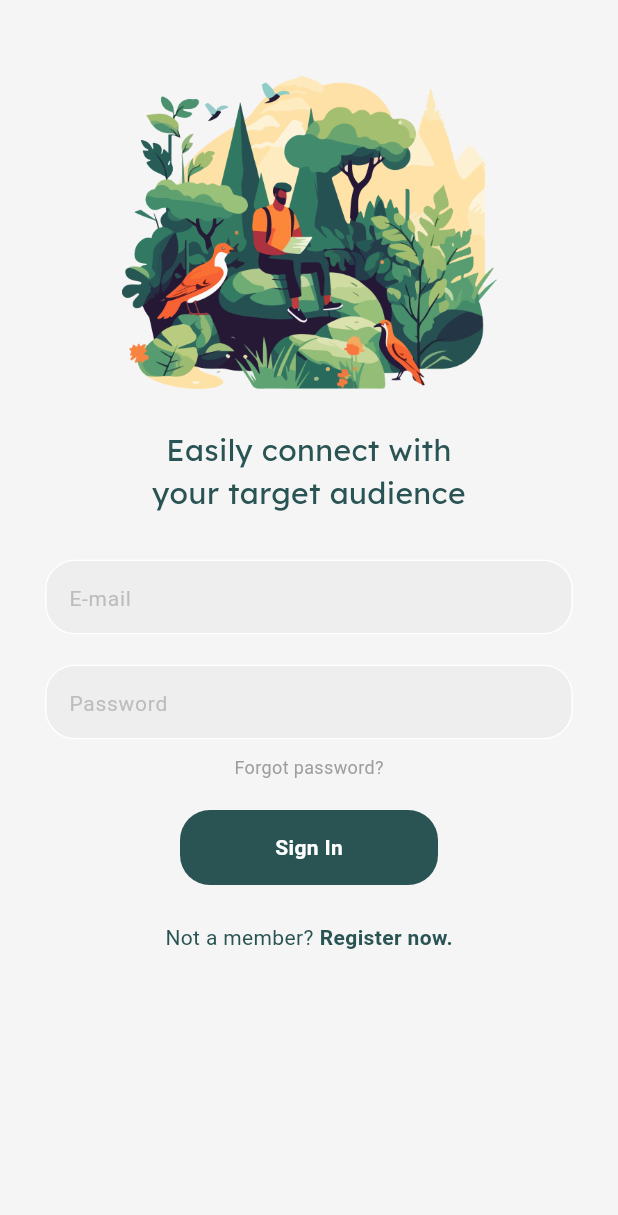
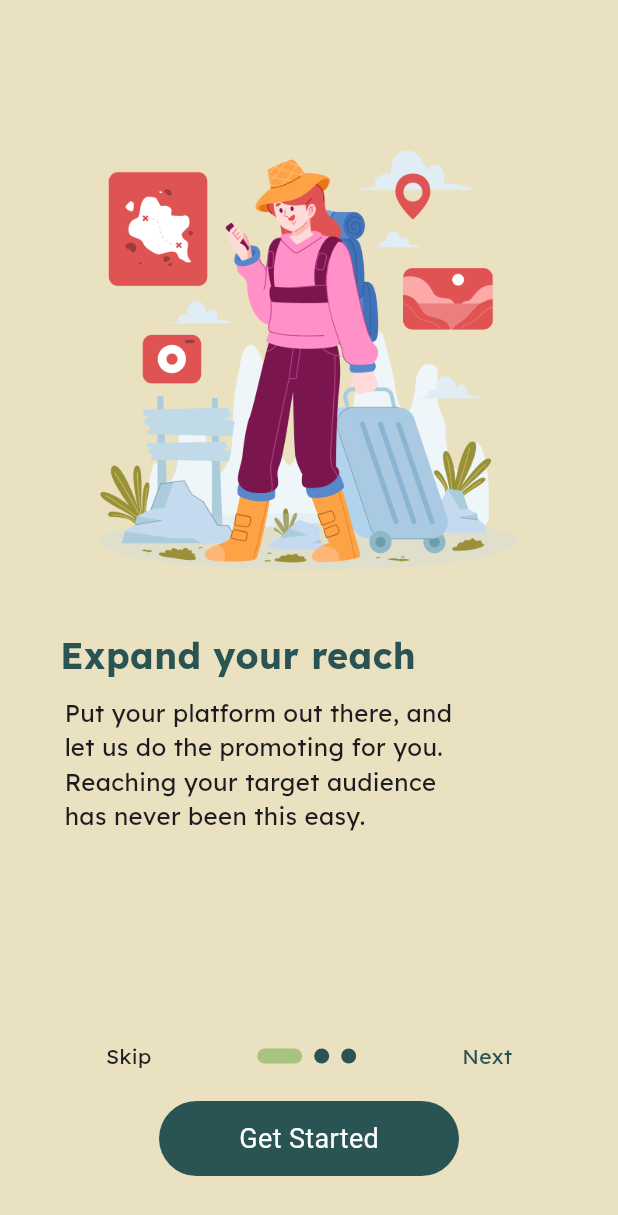
Before and after one commit to ohshuzanne/KitaJom_Vendor, a Flutter app: the screen it shows after launch, on a phone screen of 412 x 824 dp. Shown: the top 1215 px of the screen. Run offline on Flutter 3.47's test engine with Material 3 defaults, Android fonts, the phone set to English and light mode, and no system bars; drawn by our look-alikes of smooth_page_indicator; our stand-ins replace firebase_auth, firebase_core; accounts and stored records are empty.

Commit message:
-added onboarding pages

```diff
--- a/lib/main.dart
+++ b/lib/main.dart
@@ -1,7 +1,7 @@
 import 'package:flutter/material.dart';
-import 'package:kitajomvendor/pages/auth_page.dart';
 import 'package:firebase_core/firebase_core.dart';
 import 'firebase_options.dart';
+import 'package:kitajomvendor/pages/onboarding_page.dart';
 
 void main() async {
   WidgetsFlutterBinding.ensureInitialized();
@@ -18,7 +18,7 @@ class MyApp extends StatelessWidget {
   Widget build(BuildContext context) {
     return const MaterialApp(
       debugShowCheckedModeBanner: false,
-      home: AuthPage(),
+      home: OnboardingPage(),
     );
   }
 }
--- /dev/null
+++ b/lib/onboarding_pages/onboarding_page_1.dart
@@ -0,0 +1,78 @@
+import 'package:flutter/material.dart';
+import 'package:kitajomvendor/utils/colors.dart';
+
+class OnboardingPage1 extends StatelessWidget {
+  @override
+  Widget build(BuildContext context) {
+    return Scaffold(
+      backgroundColor: yellowGrey,
+      body: SafeArea(
+        child: Column(
+          mainAxisAlignment: MainAxisAlignment.start,
+          children: [
+            const SizedBox(height: 100),
+            //onboarding image 1
+            Center(
+              child: Container(
+                width: 280,
+                height: 280,
+                decoration: BoxDecoration(
+                  color: yellowGrey,
+                  borderRadius: BorderRadius.circular(10),
+                ),
+                child: Image.asset('lib/images/onboardingimage2.png'),
+              ),
+            ),
+
+            const SizedBox(height: 40),
+
+            //Heading 1
+            const Row(
+              children: [
+                Padding(
+                  padding: EdgeInsets.only(left: 40.0),
+                  child: Column(
+                    children: [
+                      Text(
+                        "Expand your reach",
+                        style: TextStyle(
+                          color: darkGreen,
+                          fontSize: 24,
+                          fontFamily: 'Lexend',
+                          fontWeight: FontWeight.bold,
+                        ),
+                      ),
+                    ],
+                  ),
+                ),
+              ],
+            ),
+
+            const SizedBox(height: 10),
+
+            //Description 1
+            const Row(
+              children: [
+                Padding(
+                  padding: EdgeInsets.only(
+                    left: 43.00,
+                  ),
+                  child: Column(
+                    children: [
+                      Text(
+                          "Put your platform out there, and\nlet us do the promoting for you.\nReaching your target audience\nhas never been this easy.",
+                          style: TextStyle(
+                            fontFamily: 'Lexend',
+                            fontSize: 16,
+                          )),
+                    ],
+                  ),
+                ),
+              ],
+            )
+          ],
+        ),
+      ),
+    );
+  }
+}
--- a/lib/pages/login_page.dart
+++ b/lib/pages/login_page.dart
@@ -1,7 +1,6 @@
 import 'package:flutter/material.dart';
 import 'package:kitajomvendor/components/mybutton.dart';
 import 'package:kitajomvendor/components/mytextfield.dart';
-import 'package:kitajomvendor/components/squaretile.dart';
 import 'package:kitajomvendor/utils/colors.dart';
 import 'package:firebase_auth/firebase_auth.dart';
 
--- /dev/null
+++ b/lib/pages/onboarding_page.dart
@@ -0,0 +1,148 @@
+import 'package:flutter/material.dart';
+import 'package:kitajomvendor/pages/auth_page.dart';
+import 'package:kitajomvendor/utils/colors.dart';
+import 'package:smooth_page_indicator/smooth_page_indicator.dart';
+import 'package:kitajomvendor/onboarding_pages/onboarding_page_1.dart';
+import 'package:kitajomvendor/onboarding_pages/onboarding_page_2.dart';
+import 'package:kitajomvendor/onboarding_pages/onboarding_page_3.dart';
+
+class OnboardingPage extends StatefulWidget {
+  const OnboardingPage({super.key});
+
+  @override
+  State<OnboardingPage> createState() => _OnboardingPageState();
+}
+
+class _OnboardingPageState extends State<OnboardingPage> {
+  //create a controller to keep track of which page we're on
+  PageController _controller = PageController();
+
+  //keep track of page index
+  bool onLastPage = false;
+
+  @override
+  Widget build(BuildContext context) {
+    return Scaffold(
+      body: Stack(
+        children: [
+          PageView(
+            controller: _controller,
+            onPageChanged: (index) {
+              setState(() {
+                onLastPage = (index == 2);
+              });
+            },
+            children: [
+              OnboardingPage1(),
+              OnboardingPage2(),
+              OnboardingPage3(),
+            ],
+          ),
+          //add dot indicator
+          Container(
+            alignment: const Alignment(0, 0.75),
+            child: Column(
+              mainAxisAlignment: MainAxisAlignment.end,
+              children: [
+                Row(
+                  mainAxisAlignment: MainAxisAlignment.spaceEvenly,
+                  children: [
+                    //skip button
+                    GestureDetector(
+                      onTap: () {
+                        _controller.jumpToPage(2);
+                      },
+                      child: const Text("Skip",
+                          style: TextStyle(fontFamily: 'Lexend')),
+                    ),
+
+                    //dot indicators
+                    SmoothPageIndicator(
+                      controller: _controller,
+                      count: 3,
+                      effect: ExpandingDotsEffect(
+                        dotWidth: 10,
+                        dotHeight: 10,
+                        dotColor: darkGreen,
+                        activeDotColor: lightGreen,
+                      ),
+                    ),
+
+                    //next/done button
+                    onLastPage
+                        ? GestureDetector(
+                            onTap: () {
+                              Navigator.push(
+                                context,
+                                MaterialPageRoute(
+                                  builder: (context) {
+                                    return AuthPage();
+                                  },
+                                ),
+                              );
+                            },
+                            child: Text(
+                              "Done",
+                              style: TextStyle(
+                                fontFamily: 'Lexend',
+                                color: darkGreen,
+                              ),
+                            ),
+                          )
+                        : GestureDetector(
+                            onTap: () {
+                              _controller.nextPage(
+                                duration: Duration(milliseconds: 200),
+                                curve: Curves.easeIn,
+                              );
+                            },
+                            child: Text(
+                              "Next",
+                              style: TextStyle(
+                                fontFamily: 'Lexend',
+                                color: darkGreen,
+                              ),
+                            ),
+                          ),
+                  ],
+                ),
+                const SizedBox(height: 20),
+
+                //get started button
+                GestureDetector(
+                  onTap: () {
+                    Navigator.push(
+                      context,
+                      MaterialPageRoute(
+                        builder: (context) {
+                          return AuthPage();
+                        },
+                      ),
+                    );
+                  },
+                  child: Container(
+                    width: 200,
+                    height: 50,
+                    alignment: Alignment.center,
+                    decoration: const BoxDecoration(
+                      color: darkGreen,
+                      borderRadius: BorderRadius.all(Radius.circular(25)),
+                    ),
+                    child: const Text(
+                      "Get Started",
+                      style: TextStyle(
+                        color: Colors.white,
+                        fontSize: 18,
+                      ),
+                    ),
+                  ),
+                ),
+                const SizedBox(height: 40),
+              ],
+            ),
+          ),
+        ],
+      ),
+    );
+  }
+}
--- a/lib/pages/register_page.dart
+++ b/lib/pages/register_page.dart
@@ -1,7 +1,6 @@
 import 'package:flutter/material.dart';
 import 'package:kitajomvendor/components/mybutton.dart';
 import 'package:kitajomvendor/components/mytextfield.dart';
-import 'package:kitajomvendor/components/squaretile.dart';
 import 'package:kitajomvendor/utils/colors.dart';
 import 'package:firebase_auth/firebase_auth.dart';
 
@@ -94,11 +93,11 @@ class _RegisterPageState extends State<RegisterPage> {
                   color: Colors.grey[100],
                   borderRadius: BorderRadius.circular(10),
                 ),
-                child: Image.asset('lib/images/16.png'),
+                child: Image.asset('lib/images/17.png'),
               ),
             ),
 
-            const SizedBox(height: 5),
+            const SizedBox(height: 20),
 
             //welcome back, you've been missed
 
--- a/lib/utils/colors.dart
+++ b/lib/utils/colors.dart
@@ -7,3 +7,5 @@ const lightYellow = Color(0xfffbe2ab);
 const violet = Color(0xff271d37);
 const orange = Color(0xfff07138);
 const yellowGrey = Color(0xffe9e1c0);
+const skyBlue = Color.fromARGB(255, 133, 161, 255);
+const milk = Color.fromARGB(255, 243, 234, 223);
--- a/pubspec.yaml
+++ b/pubspec.yaml
@@ -39,6 +39,7 @@ dependencies:
   firebase_core: ^2.24.2
   firebase_auth: ^4.16.0
   google_sign_in: ^6.2.1
+  smooth_page_indicator: ^1.1.0
 
 dev_dependencies:
   flutter_test:
```
Also changed, not shown: lib/onboarding_pages/onboarding_page_2.dart (added, +79 -0 lines), lib/onboarding_pages/onboarding_page_3.dart (added, +80 -0 lines), lib/images/onboardingimage1.png (added), lib/images/onboardingimage2.png (added), lib/images/onboardingimage3.png (added), lib/images/onboardingimage4.png (added), pubspec.lock.
